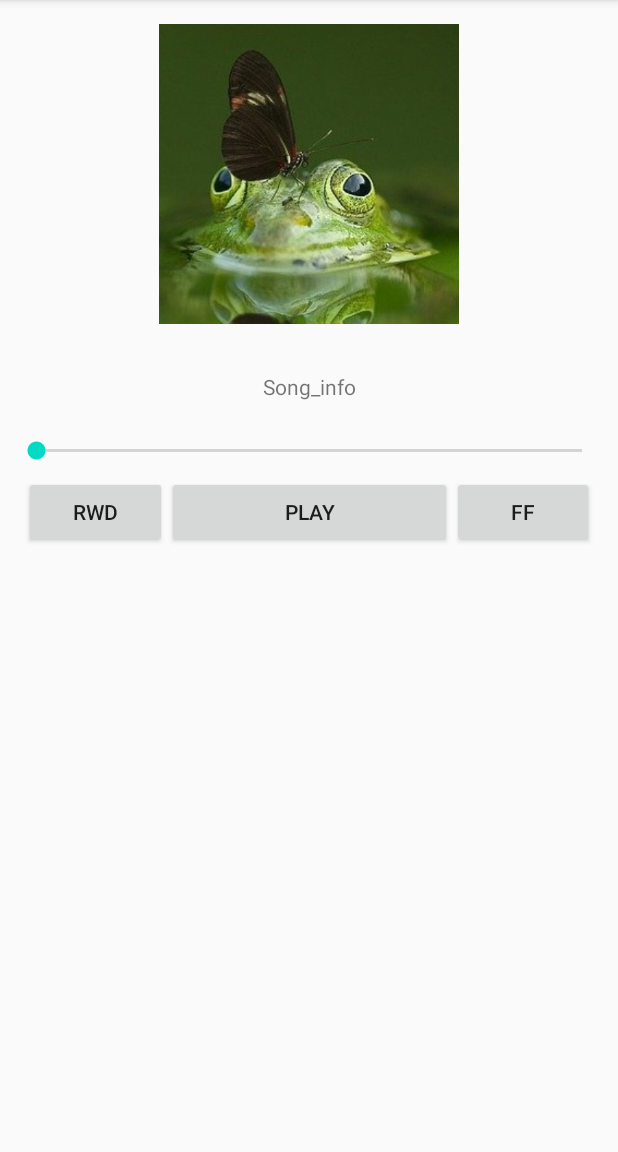
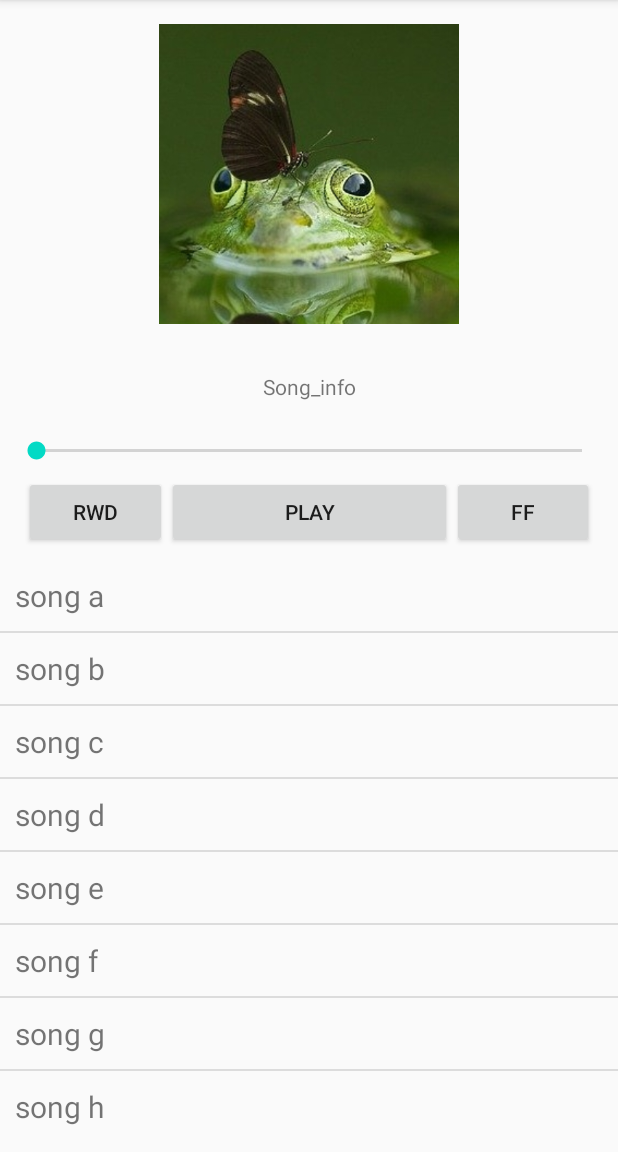
Before and after one commit to diederikdeneef/Music_Player, an Android app: the screen it shows after launch (MainActivity), on a phone screen of 412 x 824 dp, the part 84-1236 px from its top. Run offline under Robolectric (Android 15) with nearby library versions, the phone set to English and light mode, and no system bars.

Commit message:
feat: Add RecyclerView to Que on Now Playing
Add a minimum working version of a RecyclerView that forms the
basis of the Que on the Now Playing activity. An onClickListener
is included and currently shows a Toast message.

```diff
--- a/app/build.gradle
+++ b/app/build.gradle
@@ -26,6 +26,7 @@ dependencies {
     implementation fileTree(dir: "libs", include: ["*.jar"])
     implementation 'androidx.appcompat:appcompat:1.1.0'
     implementation 'androidx.constraintlayout:constraintlayout:1.1.3'
+    implementation "androidx.recyclerview:recyclerview:1.1.0"
     testImplementation 'junit:junit:4.12'
     androidTestImplementation 'androidx.test.ext:junit:1.1.1'
     androidTestImplementation 'androidx.test.espresso:espresso-core:3.2.0'
--- a/app/src/main/java/com/example/android/musicplayer/MainActivity.java
+++ b/app/src/main/java/com/example/android/musicplayer/MainActivity.java
@@ -1,14 +1,71 @@
 package com.example.android.musicplayer;
 
+import android.os.Bundle;
+import android.view.View;
+import android.widget.Toast;
+
 import androidx.appcompat.app.AppCompatActivity;
+import androidx.recyclerview.widget.DividerItemDecoration;
+import androidx.recyclerview.widget.LinearLayoutManager;
+import androidx.recyclerview.widget.RecyclerView;
 
-import android.os.Bundle;
+import java.util.ArrayList;
 
-public class MainActivity extends AppCompatActivity {
+public class MainActivity extends AppCompatActivity implements SongAdapter.ItemClickListener {
+
+    SongAdapter adapter;
 
     @Override
     protected void onCreate(Bundle savedInstanceState) {
         super.onCreate(savedInstanceState);
         setContentView(R.layout.activity_main);
+
+        // data to populate the RecyclerView with
+        ArrayList<String> songTitles = new ArrayList<>();
+        songTitles.add("song a");
+        songTitles.add("song b");
+        songTitles.add("song c");
+        songTitles.add("song d");
+        songTitles.add("song e");
+        songTitles.add("song f");
+        songTitles.add("song g");
+        songTitles.add("song h");
+        songTitles.add("song i");
+        songTitles.add("song j");
+        songTitles.add("song k");
+        songTitles.add("song l");
+        songTitles.add("song m");
+        songTitles.add("song n");
+        songTitles.add("song o");
+        songTitles.add("song p");
+        songTitles.add("song q");
+        songTitles.add("song r");
+        songTitles.add("song s");
+        songTitles.add("song t");
+        songTitles.add("song u");
+        songTitles.add("song v");
+        songTitles.add("song w");
+        songTitles.add("song x");
+        songTitles.add("song y");
+        songTitles.add("song z");
+
+        // set up the RecyclerView
+        RecyclerView recyclerView = findViewById(R.id.que_now_playing);
+//        recyclerView.setLayoutManager(new LinearLayoutManager(this));
+        LinearLayoutManager layoutManager = new LinearLayoutManager(this);
+        recyclerView.setLayoutManager(layoutManager);
+        adapter = new SongAdapter(this, songTitles);
+        adapter.setClickListener(this);
+        recyclerView.setAdapter(adapter);
+
+        DividerItemDecoration dividerItemDecoration = new DividerItemDecoration(recyclerView.getContext(), layoutManager.getOrientation());
+        recyclerView.addItemDecoration(dividerItemDecoration);
     }
+
+    @Override
+    public void onItemClick(View view, int position) {
+        Toast.makeText(this, "You clicked " + adapter.getItem(position) + " on row number " + position, Toast.LENGTH_SHORT).show();
+    }
+
+
 }
--- /dev/null
+++ b/app/src/main/java/com/example/android/musicplayer/SongAdapter.java
@@ -0,0 +1,76 @@
+package com.example.android.musicplayer;
+
+import android.content.Context;
+import android.view.LayoutInflater;
+import android.view.View;
+import android.view.ViewGroup;
+import android.widget.TextView;
+
+import androidx.recyclerview.widget.RecyclerView;
+
+import java.util.List;
+
+public class SongAdapter extends RecyclerView.Adapter<SongAdapter.ViewHolder> {
+
+    private List<String> mData;
+    private LayoutInflater mInflater;
+    private ItemClickListener mClickListener;
+
+    // data is passed into the constructor
+    SongAdapter(Context context, List<String> data) {
+        this.mInflater = LayoutInflater.from(context);
+        this.mData = data;
+    }
+
+    // inflates the row layout from xml when needed
+    @Override
+    public ViewHolder onCreateViewHolder(ViewGroup parent, int viewType) {
+        View view = mInflater.inflate(R.layout.song_item_minimal, parent, false);
+        return new ViewHolder(view);
+    }
+
+    // binds the data to the TextView in each row
+    @Override
+    public void onBindViewHolder(ViewHolder holder, int position) {
+        String animal = mData.get(position);
+        holder.myTextView.setText(animal);
+    }
+
+    // total number of rows
+    @Override
+    public int getItemCount() {
+        return mData.size();
+    }
+
+
+    // stores and recycles views as they are scrolled off screen
+    public class ViewHolder extends RecyclerView.ViewHolder implements View.OnClickListener {
+        TextView myTextView;
+
+        ViewHolder(View itemView) {
+            super(itemView);
+            myTextView = itemView.findViewById(R.id.song_title);
+            itemView.setOnClickListener(this);
+        }
+
+        @Override
+        public void onClick(View view) {
+            if (mClickListener != null) mClickListener.onItemClick(view, getAdapterPosition());
+        }
+    }
+
+    // convenience method for getting data at click position
+    String getItem(int id) {
+        return mData.get(id);
+    }
+
+    // allows clicks events to be caught
+    void setClickListener(ItemClickListener itemClickListener) {
+        this.mClickListener = itemClickListener;
+    }
+
+    // parent activity will implement this method to respond to click events
+    public interface ItemClickListener {
+        void onItemClick(View view, int position);
+    }
+}
--- a/app/src/main/res/layout/activity_main.xml
+++ b/app/src/main/res/layout/activity_main.xml
@@ -12,10 +12,10 @@
         android:layout_height="200dp"
         android:layout_margin="16dp"
         android:src="@drawable/frog_275x275"
+        app:layout_constraintBottom_toTopOf="@id/song_info_now_playing"
         app:layout_constraintLeft_toLeftOf="parent"
         app:layout_constraintRight_toRightOf="parent"
-        app:layout_constraintTop_toTopOf="parent"
-        app:layout_constraintBottom_toTopOf="@id/song_info_now_playing"/>
+        app:layout_constraintTop_toTopOf="parent" />
 
     <TextView
         android:id="@+id/song_info_now_playing"
@@ -24,31 +24,31 @@
         android:gravity="center_horizontal"
         android:padding="16dp"
         android:text="Song_info"
+        app:layout_constraintBottom_toTopOf="@id/seekbar_now_playing"
         app:layout_constraintLeft_toLeftOf="parent"
         app:layout_constraintRight_toRightOf="parent"
-        app:layout_constraintTop_toBottomOf="@id/album_art_now_playing"
-        app:layout_constraintBottom_toTopOf="@id/seekbar_now_playing"/>
+        app:layout_constraintTop_toBottomOf="@id/album_art_now_playing" />
 
     <SeekBar
         android:id="@+id/seekbar_now_playing"
         android:layout_width="match_parent"
         android:layout_height="wrap_content"
         android:layout_margin="8dp"
+        app:layout_constraintBottom_toTopOf="@id/play_button"
         app:layout_constraintLeft_toLeftOf="parent"
         app:layout_constraintRight_toRightOf="parent"
-        app:layout_constraintTop_toBottomOf="@id/song_info_now_playing"
-        app:layout_constraintBottom_toTopOf="@id/play_button"/>
+        app:layout_constraintTop_toBottomOf="@id/song_info_now_playing" />
 
     <Button
         android:id="@+id/play_button"
         android:layout_width="0dp"
         android:layout_height="wrap_content"
         android:text="PLAY"
+        app:layout_constraintBottom_toTopOf="@id/que_now_playing"
         app:layout_constraintHorizontal_weight="2"
         app:layout_constraintLeft_toRightOf="@id/rewind_button"
         app:layout_constraintRight_toLeftOf="@id/fast_forward_button"
-        app:layout_constraintTop_toBottomOf="@id/seekbar_now_playing"
-        app:layout_constraintBottom_toTopOf="@id/que_now_playing"/>
+        app:layout_constraintTop_toBottomOf="@id/seekbar_now_playing" />
 
     <Button
         android:id="@+id/fast_forward_button"
@@ -56,11 +56,11 @@
         android:layout_height="wrap_content"
         android:layout_marginRight="16dp"
         android:text="FF"
+        app:layout_constraintBottom_toTopOf="@id/que_now_playing"
         app:layout_constraintHorizontal_weight="1"
         app:layout_constraintLeft_toRightOf="@id/play_button"
         app:layout_constraintRight_toRightOf="parent"
-        app:layout_constraintTop_toBottomOf="@id/seekbar_now_playing"
-        app:layout_constraintBottom_toTopOf="@id/que_now_playing"/>
+        app:layout_constraintTop_toBottomOf="@id/seekbar_now_playing" />
 
     <Button
         android:id="@+id/rewind_button"
@@ -68,11 +68,11 @@
         android:layout_height="wrap_content"
         android:layout_marginLeft="16dp"
         android:text="RWD"
+        app:layout_constraintBottom_toTopOf="@id/que_now_playing"
         app:layout_constraintHorizontal_weight="1"
         app:layout_constraintLeft_toLeftOf="parent"
         app:layout_constraintRight_toLeftOf="@id/play_button"
-        app:layout_constraintTop_toBottomOf="@id/seekbar_now_playing"
-        app:layout_constraintBottom_toTopOf="@id/que_now_playing"/>
+        app:layout_constraintTop_toBottomOf="@id/seekbar_now_playing" />
 
     <androidx.recyclerview.widget.RecyclerView
         android:id="@+id/que_now_playing"
@@ -80,10 +80,10 @@
         android:layout_height="0dp"
         android:layout_marginTop="8dp"
         android:layout_marginBottom="8dp"
-        app:layout_constraintTop_toBottomOf="@id/play_button"
         app:layout_constraintBottom_toBottomOf="parent"
+        app:layout_constraintEnd_toEndOf="parent"
         app:layout_constraintStart_toStartOf="parent"
-        app:layout_constraintEnd_toEndOf="parent"/>
+        app:layout_constraintTop_toBottomOf="@id/play_button" />
 
 
 </androidx.constraintlayout.widget.ConstraintLayout>
--- /dev/null
+++ b/app/src/main/res/layout/song_item_minimal.xml
@@ -0,0 +1,14 @@
+<?xml version="1.0" encoding="utf-8"?>
+<LinearLayout xmlns:android="http://schemas.android.com/apk/res/android"
+    android:layout_width="match_parent"
+    android:layout_height="wrap_content"
+    android:orientation="horizontal"
+    android:padding="10dp">
+
+    <TextView
+        android:id="@+id/song_title"
+        android:layout_width="wrap_content"
+        android:layout_height="wrap_content"
+        android:textSize="20sp" />
+
+</LinearLayout>
```
